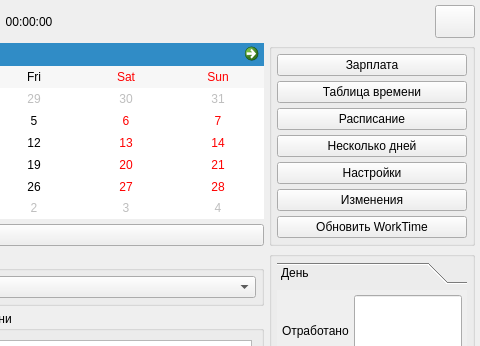
Old version of the form src/gui/worktimewindow.ui in the repository rnikbond/worktime; both pictures show x 478 to 958 and y 0 to 346 of the 958 by 594 pixel window.
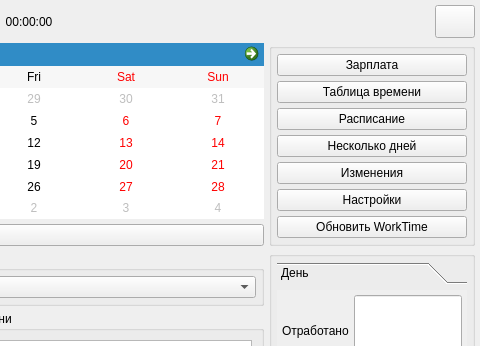
New version of the form.

Commit message: Add slots for menu

```diff
--- a/src/gui/worktimewindow.ui
+++ b/src/gui/worktimewindow.ui
@@ -748,6 +748,19 @@
         </property>
        </widget>
       </item>
+      <item>
+       <widget class="QPushButton" name="ChangesButton">
+        <property name="sizePolicy">
+         <sizepolicy hsizetype="Minimum" vsizetype="Minimum">
+          <horstretch>0</horstretch>
+          <verstretch>0</verstretch>
+         </sizepolicy>
+        </property>
+        <property name="text">
+         <string>Изменения</string>
+        </property>
+       </widget>
+      </item>
       <item>
        <widget class="QPushButton" name="SettingsButton">
         <property name="sizePolicy">
@@ -762,20 +775,7 @@
        </widget>
       </item>
       <item>
-       <widget class="QPushButton" name="ShowChangesButton">
-        <property name="sizePolicy">
-         <sizepolicy hsizetype="Minimum" vsizetype="Minimum">
-          <horstretch>0</horstretch>
-          <verstretch>0</verstretch>
-         </sizepolicy>
-        </property>
-        <property name="text">
-         <string>Изменения</string>
-        </property>
-       </widget>
-      </item>
-      <item>
-       <widget class="QPushButton" name="UpdateWorkTimeButton">
+       <widget class="QPushButton" name="UpdateButton">
         <property name="sizePolicy">
          <sizepolicy hsizetype="Minimum" vsizetype="Minimum">
           <horstretch>0</horstretch>
```
The commit also changes 2 other files.
